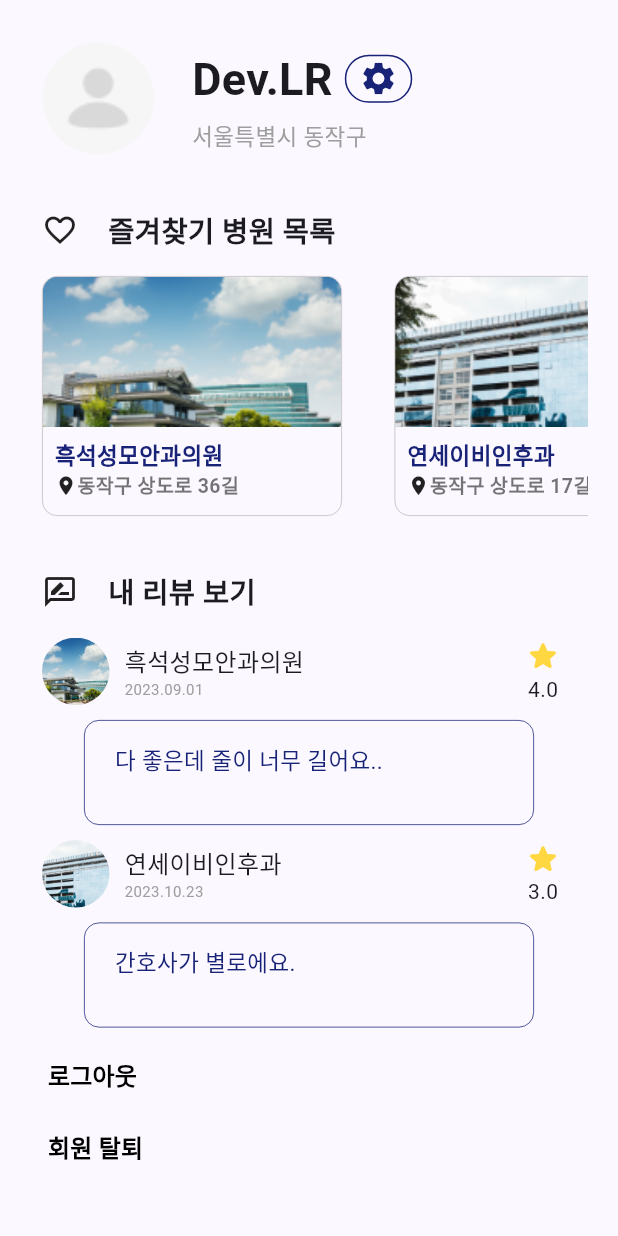
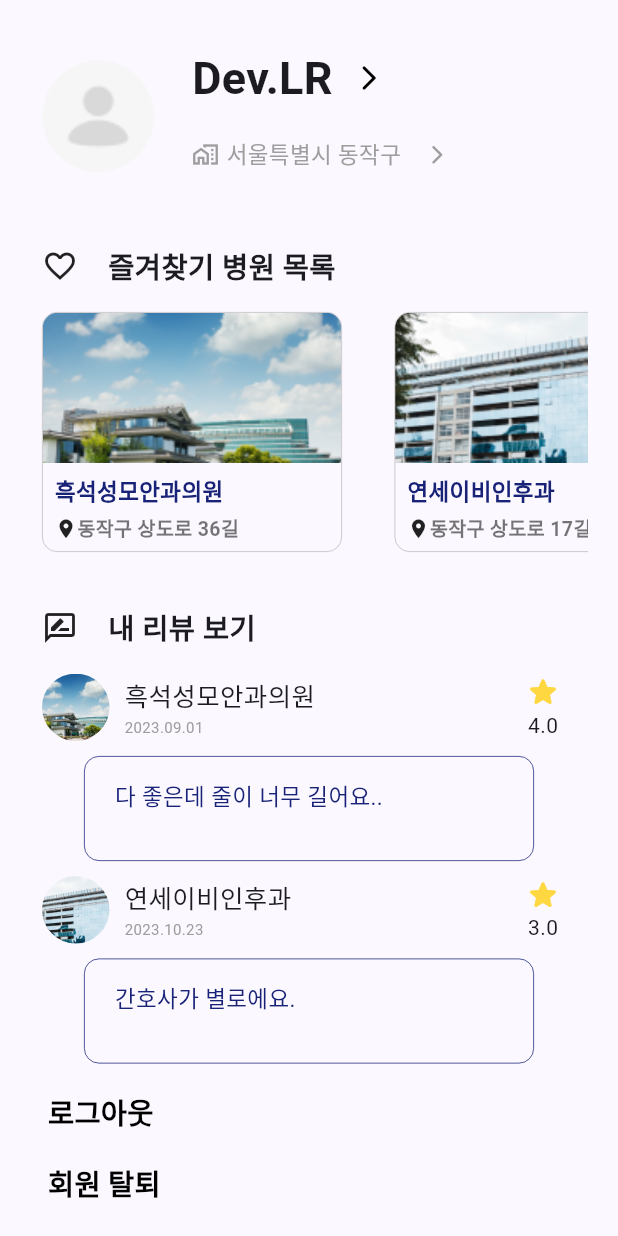
Before and after one commit to causyj/SOCDOC-Flutter, a Flutter app: the SettingPage widget shown alone on an empty page, opened directly, on a phone screen of 412 x 824 dp. Run offline on Flutter 3.47's test engine with Material 2 defaults, Android fonts, the phone set to English and light mode, and no system bars; our stand-ins replace firebase_auth, firebase_core, flutter_rating_bar, geolocator, google_maps_flutter, google_sign_in and 2 more; accounts and stored records are empty.

Commit message:
myPage 기본 뷰

```diff
--- a/lib/Pages/MainSubPages/SettingPage.dart
+++ b/lib/Pages/MainSubPages/SettingPage.dart
@@ -60,20 +60,24 @@ class SettingPage extends StatelessWidget {
                       onPressed: () {
                         Navigator.push(context, MaterialPageRoute(builder: (context) => MyPage()));
                       },
-                      icon: Container(
-                        width: 45,
-                        height: 32,
-                        decoration: BoxDecoration(
-                          border: Border.all(color: AppColor.SocdocBlue, width: 1.0),
-                          borderRadius: BorderRadius.circular(30.0),
-                        ),
-                        child: Icon(Icons.settings, color: AppColor.SocdocBlue, size: 26.0),
-                      ),
-                    )
+                      icon: Icon(Icons.arrow_forward_ios_rounded, color: Colors.black, size: 20.0),
+                    ),
                   ],
                 ),
                 SizedBox(height: 3.0),
-                Text(address, style: TextStyle(fontSize: 15.0, color: Colors.grey)),
+                Row(
+                  children: [
+                    Icon(Icons.home_work_outlined, color: Colors.grey, size: 18.0),
+                    SizedBox(width: 5.0),
+                    Text(address, style: TextStyle(fontSize: 15.0, color: Colors.grey)),
+                    IconButton(
+                      onPressed: () {
+                        Navigator.push(context, MaterialPageRoute(builder: (context) => MyPage()));
+                      },
+                      icon: Icon(Icons.arrow_forward_ios_rounded, color: Colors.grey, size: 15.0),
+                    ),
+                  ],
+                ),
               ],
             ),
           ),
@@ -120,6 +124,7 @@ class SettingPage extends StatelessWidget {
                 crossAxisAlignment: CrossAxisAlignment.start,
                 children: [
                   Text(name, style: TextStyle(fontSize: 15.0, fontWeight: FontWeight.bold, color: AppColor.SocdocBlue)),
+                  SizedBox(height: 5.0),
                   Row(
                     children: [
                       Icon(Icons.location_on, size: 15),
@@ -186,7 +191,8 @@ class SettingPage extends StatelessWidget {
               Column(
                 crossAxisAlignment: CrossAxisAlignment.start,
                 children: [
-                  Text(name, style: TextStyle(fontSize: 16)),
+                  Text(name, style: TextStyle(fontSize: 17)),
+                  SizedBox(height: 2.0),
                   Text(date, style: TextStyle(fontSize: 10, color: Colors.grey)),
                 ],
               ),
@@ -232,7 +238,7 @@ class SettingPage extends StatelessWidget {
       onPressed: onPressed,
       child: Text(
         text,
-        style: TextStyle(color: Colors.black, fontSize: 16.0, fontWeight: FontWeight.bold),
+        style: TextStyle(color: Colors.black, fontSize: 19.0, fontWeight: FontWeight.bold),
       ),
     );
   }
```
